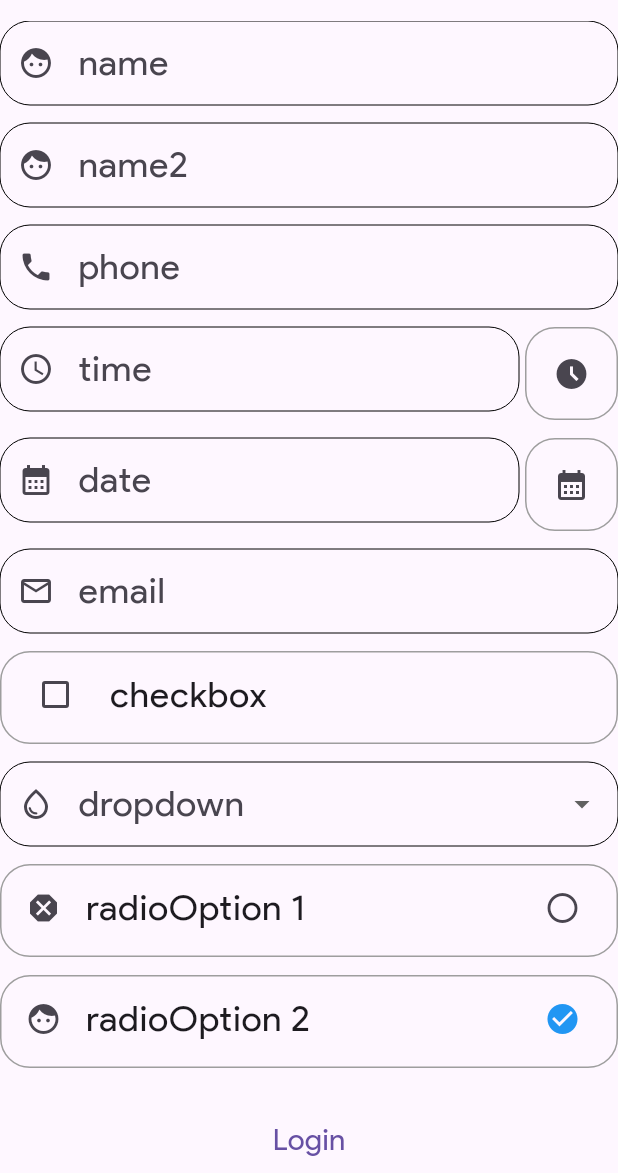
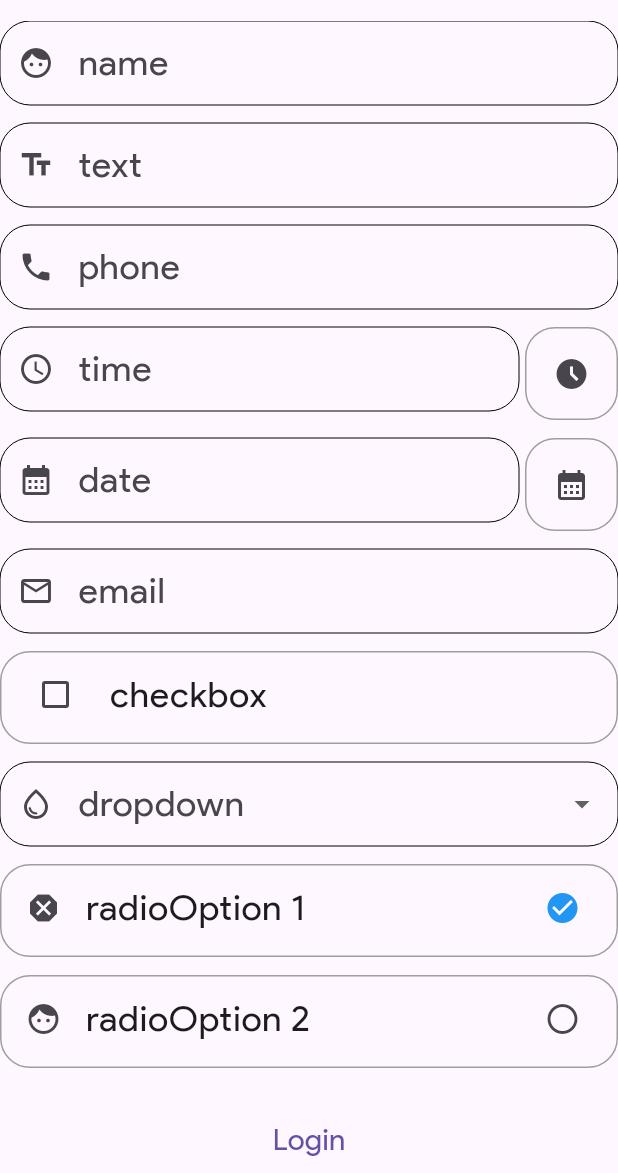
Before and after one commit to alexbartolo/banda_app, a Flutter app: the screen it shows after launch, after a tap on "radioOption 1", on a phone screen of 412 x 824 dp, the part 63-1236 px from its top. Run offline on Flutter 3.47's test engine with Material 2 defaults, Android fonts, the phone set to English and light mode, and no system bars; our stand-ins replace mask_text_input_formatter.

Commit message:
Tested out validation for name and text inputs, and fixed small bug with radio input

```diff
--- a/lib/components/input.component.dart
+++ b/lib/components/input.component.dart
@@ -175,7 +175,6 @@ class _RadioInputState extends State<RadioInput> {
 
   @override
   Widget build(BuildContext context) {
-    chosenRadioValue = widget.defaultRadioOption!;
     return Column(
       children: [
         for (int i = 0; i < widget.radioOptions.length; i++) ...{
--- a/lib/main.dart
+++ b/lib/main.dart
@@ -70,16 +70,17 @@ class _MyHomePageState extends State<MyHomePage> {
           FormInput(
               formFields: [
                 TextInput(inputName: "name", inputType: "name", inputIcon: const Icon(Icons.face)),
-                TextInput(inputName: "name2", inputType: "name", inputIcon: const Icon(Icons.face)),
+                TextInput(inputName: "text", inputType: "text", inputIcon: const Icon(Icons.text_fields)),
                 TextInput(inputName: "phone", inputType: "phone", inputIcon: const Icon(Icons.phone)),
                 TextInput(inputName: "time", inputType: "time", inputIcon: const Icon(Icons.access_time)),
                 TextInput(inputName: "date", inputType: "date", inputIcon: const Icon(Icons.calendar_month)),
                 TextInput(inputName: "email", inputType: "email", inputIcon: const Icon(Icons.email_outlined)),
                 CheckboxInput(checkboxName: "checkbox"),
                 DropdownInput(
-                    dropdownName: "dropdown",
-                    dropdownOptions: const ["test1", "test2", "test3", "test4"],
-                    dropdownIcon: const Icon(Icons.water_drop_outlined)),
+                  dropdownName: "dropdown",
+                  dropdownOptions: const ["test1", "test2", "test3", "test4"],
+                  dropdownIcon: const Icon(Icons.water_drop_outlined),
+                ),
                 RadioInput(
                   radioOptions: const ["radioOption 1", "radioOption 2"],
                   radioIcons: const [Icon(Icons.dangerous), Icon(Icons.face)],
--- a/lib/models/form.model.dart
+++ b/lib/models/form.model.dart
@@ -32,4 +32,4 @@ class FormData {
   String toString() => json.encode(data);
 }
 
-List<String> testData = ["phone", "time", "date", "email", "checkbox", "dropdown", "radio"];
+List<String> testData = ["name", "text", "phone", "time", "date", "email", "checkbox", "dropdown", "radio"];
```
